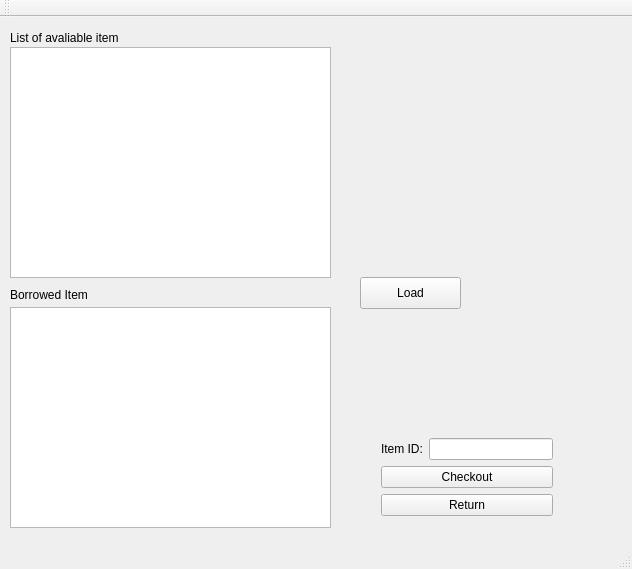
The window that 3220FinalProject/mainwindow.ui (clpk8/ECE3220FinalProject) describes before a commit, drawn with Qt 5.
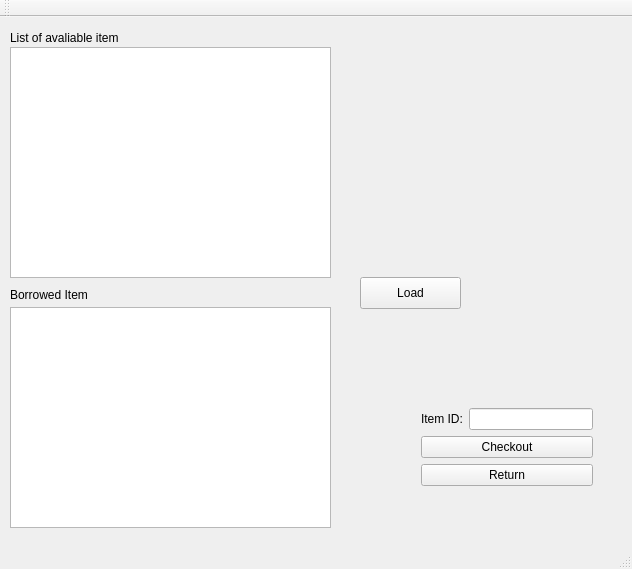
The same window after the commit.

Commit message: finish error handling

Patch:
```diff
--- a/3220FinalProject/mainwindow.ui
+++ b/3220FinalProject/mainwindow.ui
@@ -73,11 +73,11 @@
      <string>Load</string>
     </property>
    </widget>
-   <widget class="QWidget" name="">
+   <widget class="QWidget" name="layoutWidget">
     <property name="geometry">
      <rect>
-      <x>370</x>
-      <y>410</y>
+      <x>410</x>
+      <y>380</y>
       <width>194</width>
       <height>100</height>
      </rect>
@@ -113,6 +113,19 @@
      </item>
     </layout>
    </widget>
+   <widget class="QLabel" name="label_Error">
+    <property name="geometry">
+     <rect>
+      <x>410</x>
+      <y>490</y>
+      <width>191</width>
+      <height>16</height>
+     </rect>
+    </property>
+    <property name="text">
+     <string/>
+    </property>
+   </widget>
   </widget>
   <widget class="QMenuBar" name="menuBar">
    <property name="geometry">
```
The commit also changes 22 other files.
